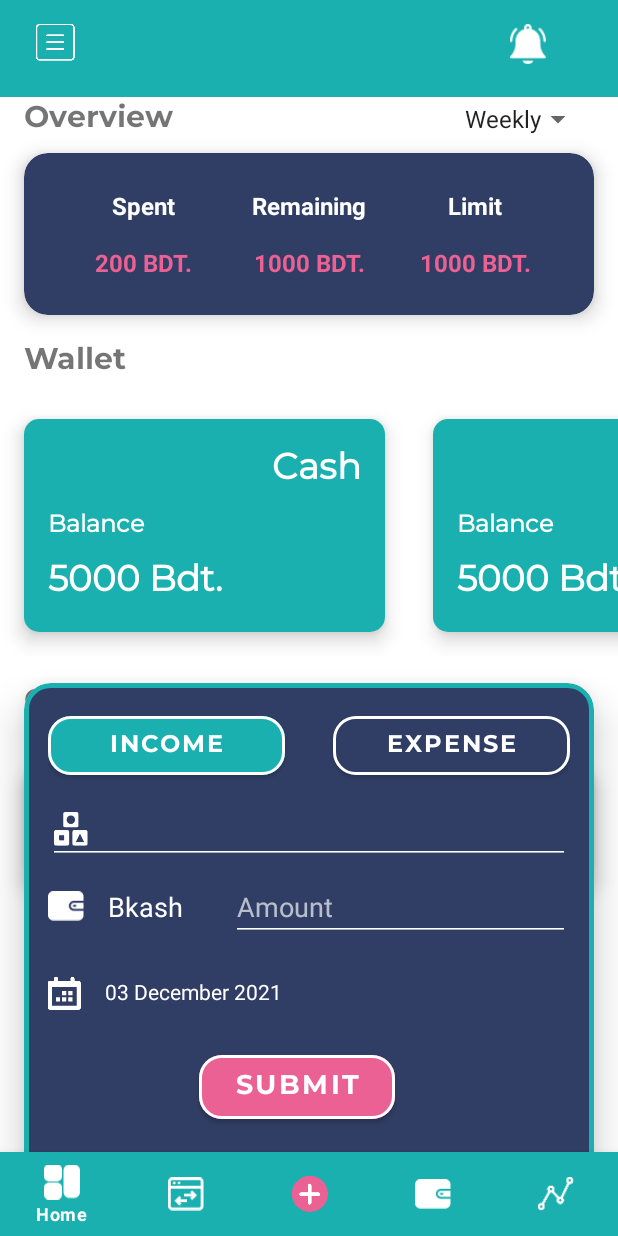
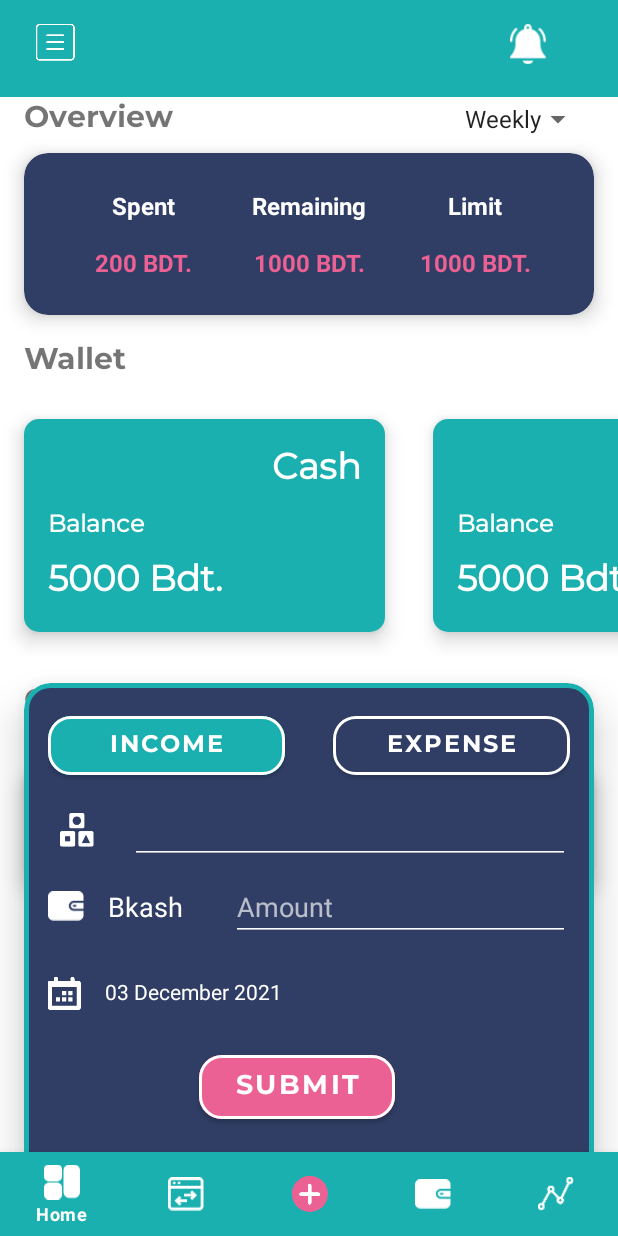
Before and after one commit to Khalid-Syfullah/MoneyTracker, an Android app: the MainActivity screen opened directly, with no data from a screen before it, after a tap on an icon or button, on a phone screen of 412 x 824 dp. Run offline under Robolectric (Android 15) with nearby library versions, the phone set to English and light mode, and no system bars; our stand-ins replace navigation-ui.

Commit message:
update today

```diff
--- a/app/src/main/java/com/tars/moneytracker/MainActivity.java
+++ b/app/src/main/java/com/tars/moneytracker/MainActivity.java
@@ -8,14 +8,13 @@ import android.content.SharedPreferences;
 import android.content.res.Configuration;
 import android.content.res.Resources;
 import android.net.Uri;
-import android.os.Build;
 import android.os.Bundle;
 import android.util.DisplayMetrics;
 import android.view.MenuItem;
 import android.view.View;
 import android.view.ViewAnimationUtils;
 import android.widget.Button;
-import android.widget.FrameLayout;
+import android.widget.EditText;
 import android.widget.ImageView;
 import android.widget.TextView;
 import android.widget.Toast;
@@ -23,40 +22,46 @@ import android.widget.Toast;
 import androidx.annotation.NonNull;
 import androidx.appcompat.app.AlertDialog;
 import androidx.appcompat.app.AppCompatActivity;
+import androidx.cardview.widget.CardView;
 import androidx.constraintlayout.widget.ConstraintLayout;
 import androidx.core.view.GravityCompat;
 import androidx.drawerlayout.widget.DrawerLayout;
-import androidx.fragment.app.Fragment;
 import androidx.fragment.app.FragmentManager;
 import androidx.navigation.NavController;
 
-import androidx.navigation.NavDestination;
 import androidx.navigation.Navigation;
 import androidx.navigation.ui.NavigationUI;
+import androidx.recyclerview.widget.GridLayoutManager;
+import androidx.recyclerview.widget.RecyclerView;
 
 import com.google.android.material.bottomnavigation.BottomNavigationView;
 import com.google.android.material.navigation.NavigationView;
 import com.tars.moneytracker.ui.notification.NotificationFragment;
 import com.tars.moneytracker.ui.profile.ProfileFragment;
+import com.tars.moneytracker.ui.wallet.adapters.CategoriesAdapter;
+import com.tars.moneytracker.ui.wallet.adapters.CategoryIconsAdapter;
 
 import java.util.Locale;
 
 public class MainActivity extends AppCompatActivity implements View.OnClickListener, NavigationView.OnNavigationItemSelectedListener{
 
     public static boolean isPopupExpense=false;
-    public static boolean isCardOn=false;
+    public static boolean isCardOn=false,isTypeCardOn=false,isPopupWalletOn=false;
     public static boolean isNavOn=false;
     private View addBtn ;
     private View outsideCard;
+    private CardView wallet_typeContainer;
     private Button incomeBtn,expenseBtn;
     private TextView navHeaderProfileBtn, navHeaderTitle;
-    private ImageView menuBtn, notificationBtn, navHeaderProfileIcon;
+    private ImageView menuBtn, notificationBtn, navHeaderProfileIcon, popupTypeIcon,popupWalletIcon;
+    private EditText popupTypeEditText;
 
     private DrawerLayout drawerLayout;
     private ConstraintLayout container;
 
     private BottomNavigationView bottomNavigationView;
     private NavigationView drawerNavigationView;
+    private RecyclerView popupTypeRecyclerView;
 
 
     SharedPreferences langPrefs;
@@ -79,6 +84,10 @@ public class MainActivity extends AppCompatActivity implements View.OnClickListe
         View headerView = drawerNavigationView.getHeaderView(0);
 
         drawerLayout = findViewById(R.id.drawer_layout);
+        popupTypeIcon =findViewById(R.id.transPopupTypeIcon);
+        popupTypeEditText=findViewById(R.id.transPopupIncomeExpeseType);
+        popupTypeRecyclerView=findViewById(R.id.transPopupTypeRecycler);
+        popupWalletIcon=findViewById(R.id.popup_wallet_icon);
 
         addBtn = findViewById(R.id.income_expense_btn);
         menuBtn = findViewById(R.id.actionbar_menu);
@@ -88,6 +97,8 @@ public class MainActivity extends AppCompatActivity implements View.OnClickListe
         navHeaderTitle=headerView.findViewById(R.id.nav_header_title);
         navHeaderProfileIcon=headerView.findViewById(R.id.nav_header_image);
         navHeaderProfileBtn = headerView.findViewById(R.id.view_profile_button);
+        wallet_typeContainer=findViewById(R.id.transaction_popup_type_card);
+
 
 
         incomeBtn.setOnClickListener(this);
@@ -99,6 +110,9 @@ public class MainActivity extends AppCompatActivity implements View.OnClickListe
         notificationBtn.setOnClickListener(this);
         navHeaderTitle.setOnClickListener(this);
         navHeaderProfileIcon.setOnClickListener(this);
+        container.setOnClickListener(this);
+        popupWalletIcon.setOnClickListener(this);
+        popupTypeIcon.setOnClickListener(this);
 
         drawerNavigationView.setNavigationItemSelectedListener(this);
         bottomNavigationView.setItemIconTintList(null);
@@ -109,6 +123,7 @@ public class MainActivity extends AppCompatActivity implements View.OnClickListe
         navController.setGraph(R.navigation.mobile_navigation);
 
         NavigationUI.setupWithNavController(bottomNavigationView,navController);
+
 
 
         bottomNavigationView.setOnNavigationItemReselectedListener(new BottomNavigationView.OnNavigationItemReselectedListener() {
@@ -197,6 +212,11 @@ public class MainActivity extends AppCompatActivity implements View.OnClickListe
             }
         });
 
+        popupTypeIcon.setOnClickListener(this);
+        popupWalletIcon.setOnClickListener(this);
+
+
+
 
 
 //        NavigationUI.setupWithNavController(bottomNavigationView,navController);
@@ -266,6 +286,36 @@ public class MainActivity extends AppCompatActivity implements View.OnClickListe
                     getSupportFragmentManager().beginTransaction().add(R.id.drawer_layout, new NotificationFragment()).addToBackStack("nt").commit();
 
                 break;
+            case R.id.popup_wallet_icon:
+                if(!isPopupWalletOn){
+                    revealFAB(wallet_typeContainer);
+                    popupTypeRecyclerView.setAdapter(new CategoryIconsAdapter());
+                    popupTypeRecyclerView.setLayoutManager(new GridLayoutManager(this,2));
+                    isPopupWalletOn=true;
+                }
+                else {
+                    hideFAB(wallet_typeContainer);
+                    isPopupWalletOn=false;
+                }
+                break;
+            case R.id.transPopupTypeIcon:
+                if(!isPopupWalletOn){
+                   wallet_typeContainer.setVisibility(View.VISIBLE);
+                    popupTypeRecyclerView.setAdapter(new CategoriesAdapter());
+                    popupTypeRecyclerView.setLayoutManager(new GridLayoutManager(this,2));
+                    isPopupWalletOn=true;
+
+                }
+                else {
+                    hideFAB(wallet_typeContainer);
+                    isPopupWalletOn=false;
+                }
+
+
+
+                break;
+            case R.id.income_expense_card_container:
+
             default:
                 break;
         }
--- a/app/src/main/java/com/tars/moneytracker/ui/wallet/WalletFragment.java
+++ b/app/src/main/java/com/tars/moneytracker/ui/wallet/WalletFragment.java
@@ -122,7 +122,6 @@ public class WalletFragment extends Fragment {
         currencyAdapter.setDropDownViewResource(R.layout.custom_spinner_dropdown);
 
         builder.setView(dialog);
-
         builder.show();
     }
 
@@ -148,11 +147,6 @@ public class WalletFragment extends Fragment {
         builder.show();
 
 
-//                Dialog dialog=new Dialog(getContext());
-//        dialog.setContentView(R.layout.new_wallet_alert);
-
-//        dialog.getWindow().setBackgroundDrawable(new ColorDrawable(Color.TRANSPARENT));
-//        dialog.show();
 
     }
 }
--- a/app/src/main/res/drawable/income_expense_btn_not_selected.xml
+++ b/app/src/main/res/drawable/income_expense_btn_not_selected.xml
@@ -3,8 +3,8 @@
 
     android:shape="rectangle"
     >    <stroke
-    android:width="2dp"
-    android:color="@color/white"/>
+    android:width="5dp"
+    android:color="@color/lightTeal"/>
 
     <corners android:radius="10dp"/>
 
--- a/app/src/main/res/layout/activity_main.xml
+++ b/app/src/main/res/layout/activity_main.xml
@@ -96,6 +96,7 @@
         android:animateLayoutChanges="true"
         android:visibility="gone"
 
+
         app:layout_constraintBottom_toBottomOf="@+id/nav_view"
         app:layout_constraintEnd_toEndOf="parent"
         app:layout_constraintStart_toStartOf="parent"
@@ -111,13 +112,47 @@
             app:layout_constraintTop_toTopOf="parent" />
 
         <androidx.cardview.widget.CardView
+            android:id="@+id/transaction_popup_type_card"
+            android:layout_width="0dp"
+            android:layout_height="0dp"
+            android:layout_marginBottom="8dp"
+            app:cardCornerRadius="16dp"
+
+            android:visibility="gone"
+
+            android:layout_marginTop="?attr/actionBarSize"
+            app:layout_constraintBottom_toTopOf="@+id/transaction_popup_card"
+            app:layout_constraintEnd_toEndOf="@+id/transaction_popup_card"
+            app:layout_constraintStart_toStartOf="@+id/transaction_popup_card"
+            app:layout_constraintTop_toTopOf="@+id/outside_card"
+            app:layout_constraintVertical_bias="1.0">
+
+            <ScrollView
+                android:layout_width="match_parent"
+                android:layout_height="match_parent"
+                android:background="@drawable/income_expense_btn_not_selected"
+                android:padding="16dp"
+
+                >
+
+                <androidx.recyclerview.widget.RecyclerView
+                    android:id="@+id/transPopupTypeRecycler"
+                    android:layout_width="match_parent"
+                    android:layout_height="wrap_content"
+                    />
+            </ScrollView>
+
+
+        </androidx.cardview.widget.CardView>
+
+        <androidx.cardview.widget.CardView
             android:id="@+id/transaction_popup_card"
             android:layout_width="match_parent"
             android:layout_height="wrap_content"
             android:layout_marginStart="16dp"
             android:layout_marginEnd="16dp"
+            android:animateLayoutChanges="true"
             app:cardCornerRadius="18dp"
-            android:animateLayoutChanges="true"
 
 
             app:cardElevation="16dp"
@@ -150,13 +185,13 @@
                     android:textAlignment="center"
                     android:textColor="@color/white"
                     android:textSize="16sp"
+                    app:cornerRadius="15dp"
                     app:layout_constraintEnd_toStartOf="@+id/home_trans_popup_expense"
+
                     app:layout_constraintHorizontal_bias="0.0"
-
                     app:layout_constraintStart_toStartOf="parent"
                     app:layout_constraintTop_toTopOf="parent"
                     app:strokeColor="@color/white"
-                    app:cornerRadius="15dp"
                     app:strokeWidth="2dp" />
 
                 <Button
@@ -176,23 +211,23 @@
                     android:textSize="16sp"
 
 
+                    app:cornerRadius="15dp"
                     app:layout_constraintBottom_toBottomOf="@+id/home_trans_popup_income_btn"
+
                     app:layout_constraintEnd_toEndOf="parent"
-
                     app:layout_constraintStart_toEndOf="@+id/home_trans_popup_income_btn"
                     app:layout_constraintTop_toTopOf="@+id/home_trans_popup_income_btn"
                     app:strokeColor="@color/white"
-                    app:cornerRadius="15dp"
                     app:strokeWidth="2dp" />
 
                 <ImageView
-                    android:id="@+id/imageView"
+                    android:id="@+id/popup_wallet_icon"
                     android:layout_width="24dp"
                     android:layout_height="24dp"
                     android:layout_marginTop="16dp"
                     android:src="@drawable/wallet"
                     app:layout_constraintStart_toStartOf="@+id/home_trans_popup_income_btn"
-                    app:layout_constraintTop_toBottomOf="@+id/editText" />
+                    app:layout_constraintTop_toBottomOf="@+id/transPopupIncomeExpeseType" />
 
                 <TextView
                     android:id="@+id/transaction_popup_card_walletName"
@@ -202,10 +237,10 @@
                     android:text="Bkash"
                     android:textColor="@color/white"
                     android:textSize="18sp"
-                    app:layout_constraintBottom_toBottomOf="@+id/imageView"
+                    app:layout_constraintBottom_toBottomOf="@+id/popup_wallet_icon"
                     app:layout_constraintEnd_toStartOf="@+id/transaction_popup_card_amount"
-                    app:layout_constraintStart_toEndOf="@+id/imageView"
-                    app:layout_constraintTop_toTopOf="@+id/imageView" />
+                    app:layout_constraintStart_toEndOf="@+id/popup_wallet_icon"
+                    app:layout_constraintTop_toTopOf="@+id/popup_wallet_icon" />
 
                 <EditText
                     android:id="@+id/transaction_popup_card_amount"
@@ -223,17 +258,29 @@
                     app:layout_constraintStart_toEndOf="@+id/transaction_popup_card_walletName"
                     app:layout_constraintTop_toTopOf="@+id/transaction_popup_card_walletName" />
 
+                <ImageView
+                    android:id="@+id/transPopupTypeIcon"
+                    android:layout_width="wrap_content"
+                    android:layout_height="0dp"
+                    android:layout_marginEnd="16dp"
+                    android:padding="8dp"
+                    android:src="@drawable/income_expense_types"
+                    app:layout_constraintBottom_toBottomOf="@+id/transPopupIncomeExpeseType"
+                    app:layout_constraintEnd_toStartOf="@+id/transPopupIncomeExpeseType"
+                    app:layout_constraintStart_toStartOf="@+id/home_trans_popup_income_btn"
+                    app:layout_constraintTop_toTopOf="@+id/transPopupIncomeExpeseType" />
+
                 <EditText
-                    android:id="@+id/editText"
-                    android:layout_width="match_parent"
+                    android:id="@+id/transPopupIncomeExpeseType"
+                    android:layout_width="0dp"
                     android:layout_height="wrap_content"
                     android:layout_marginTop="8dp"
+
                     android:backgroundTint="@color/white"
-                    android:drawableStart="@drawable/income_expense_types"
                     android:drawablePadding="16dp"
                     android:textColor="@color/white"
-                    app:layout_constraintEnd_toEndOf="@+id/transaction_popup_card_amount"
-                    app:layout_constraintStart_toStartOf="@+id/transaction_popup_card_amount"
+                    app:layout_constraintEnd_toEndOf="@+id/home_trans_popup_expense"
+                    app:layout_constraintStart_toEndOf="@+id/transPopupTypeIcon"
                     app:layout_constraintTop_toBottomOf="@+id/home_trans_popup_income_btn" />
 
                 <TextView
@@ -249,7 +296,7 @@
                     android:textColor="@color/white"
                     app:drawableStartCompat="@drawable/calendar"
                     app:layout_constraintEnd_toEndOf="@+id/transaction_popup_card_amount"
-                    app:layout_constraintStart_toStartOf="@+id/imageView"
+                    app:layout_constraintStart_toStartOf="@+id/popup_wallet_icon"
                     app:layout_constraintTop_toBottomOf="@+id/transaction_popup_card_amount" />
 
                 <Button
@@ -259,7 +306,7 @@
                     android:layout_marginTop="8dp"
                     android:layout_marginEnd="16dp"
                     android:layout_marginBottom="?attr/actionBarSize"
-                   android:backgroundTint="@color/pink"
+                    android:backgroundTint="@color/pink"
                     android:fontFamily="@font/montserrat_bold"
                     android:gravity="center"
                     android:padding="8dp"
@@ -269,14 +316,14 @@
                     android:textAlignment="center"
                     android:textColor="@color/white"
                     android:textSize="18sp"
-                    app:strokeColor="@color/white"
-                    app:strokeWidth="2dp"
                     app:cornerRadius="15dp"
-
                     app:layout_constraintBottom_toBottomOf="parent"
                     app:layout_constraintEnd_toEndOf="@+id/transaction_popup_card_amount"
-                    app:layout_constraintStart_toStartOf="@+id/imageView"
-                    app:layout_constraintTop_toBottomOf="@+id/dateText" />
+
+                    app:layout_constraintStart_toStartOf="@+id/popup_wallet_icon"
+                    app:layout_constraintTop_toBottomOf="@+id/dateText"
+                    app:strokeColor="@color/white"
+                    app:strokeWidth="2dp" />
 
             </androidx.constraintlayout.widget.ConstraintLayout>
         </androidx.cardview.widget.CardView>
@@ -293,7 +340,7 @@
         android:layout_gravity="start"
         android:fitsSystemWindows="true"
         android:animateLayoutChanges="true"
-        android:visibility="visible"
+        android:visibility="gone"
         app:headerLayout="@layout/nav_header_dashboard"
         app:menu="@menu/drawer_menu" />
 
```
